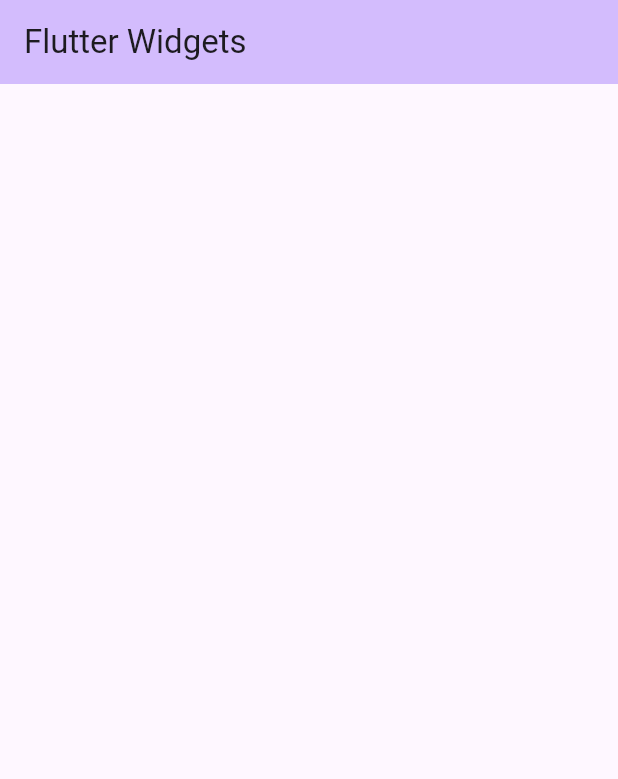
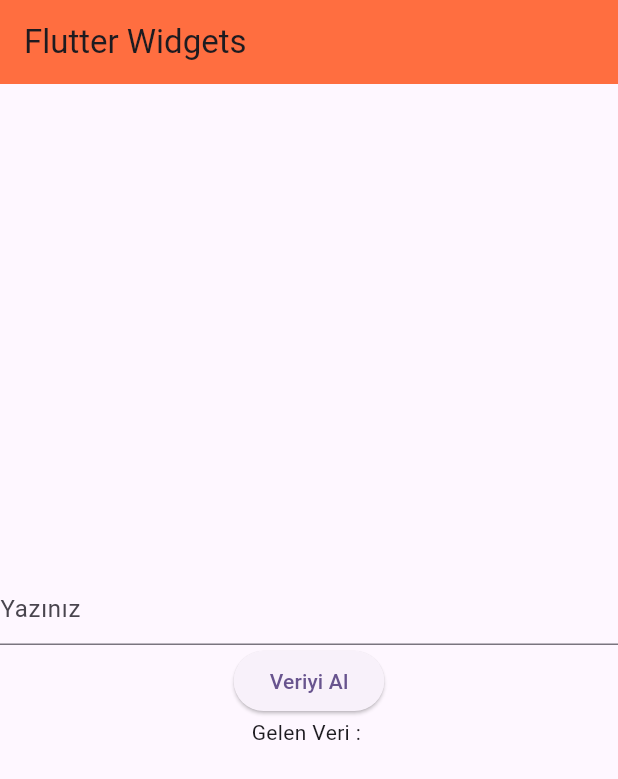
Before and after one commit to SERENGOKYILDIZ/FLUTTER_ANDROID_WIDGETS, a Flutter app: the screen it shows after launch, on a phone screen of 412 x 824 dp. Shown: the top 779 px of the screen. Run offline on Flutter 3.47's test engine with Material 3 defaults, Android fonts, the phone set to English and light mode, and no system bars.

Commit message:
Learned using of TextField, Button and Text

```diff
--- a/lib/main.dart
+++ b/lib/main.dart
@@ -11,6 +11,7 @@
   Widget build(BuildContext context) {
     return MaterialApp(
       title: 'Flutter Demo',
+      debugShowCheckedModeBanner: false,
       theme: ThemeData(
         colorScheme: ColorScheme.fromSeed(seedColor: Colors.deepPurple),
       ),
@@ -27,17 +28,36 @@
 }
 
 class _MyHomePageState extends State<MyHomePage> {
+
+  var tfController = TextEditingController();
+  String alinanVeri = "";
+
   @override
   Widget build(BuildContext context) {
     return Scaffold(
       appBar: AppBar(
-        backgroundColor: Theme.of(context).colorScheme.inversePrimary,
+        backgroundColor: Colors.deepOrangeAccent,
         title: Text(widget.title),
       ),
       body: Center(
         child: Column(
           mainAxisAlignment: MainAxisAlignment.center,
           children: <Widget>[
+            TextField(
+              controller: tfController,
+              decoration: InputDecoration(
+                hintText: "Yazınız",
+              ),
+            ),
+            ElevatedButton(
+                onPressed: (){
+                  setState(() {
+                    alinanVeri = tfController.text; /// Kontrolciden veriyi alıp günceller.
+                  });
+                },
+                child: Text("Veriyi Al")
+            ),
+            Text("Gelen Veri : ${alinanVeri}"),
           ],
         ),
       ),
```
